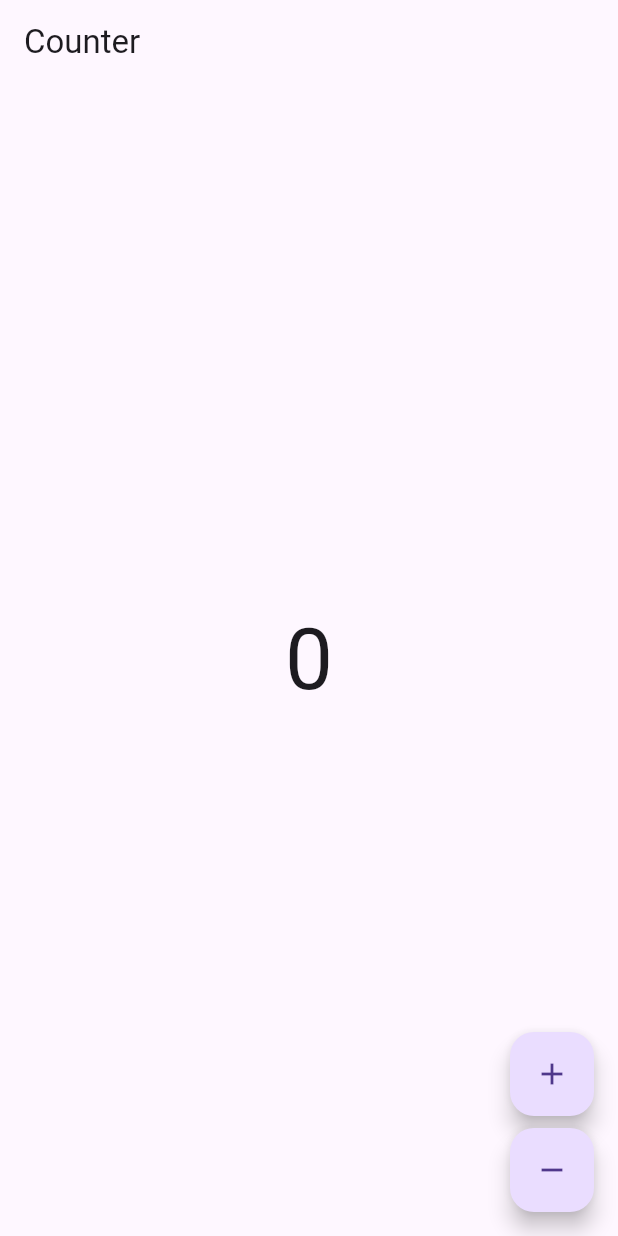
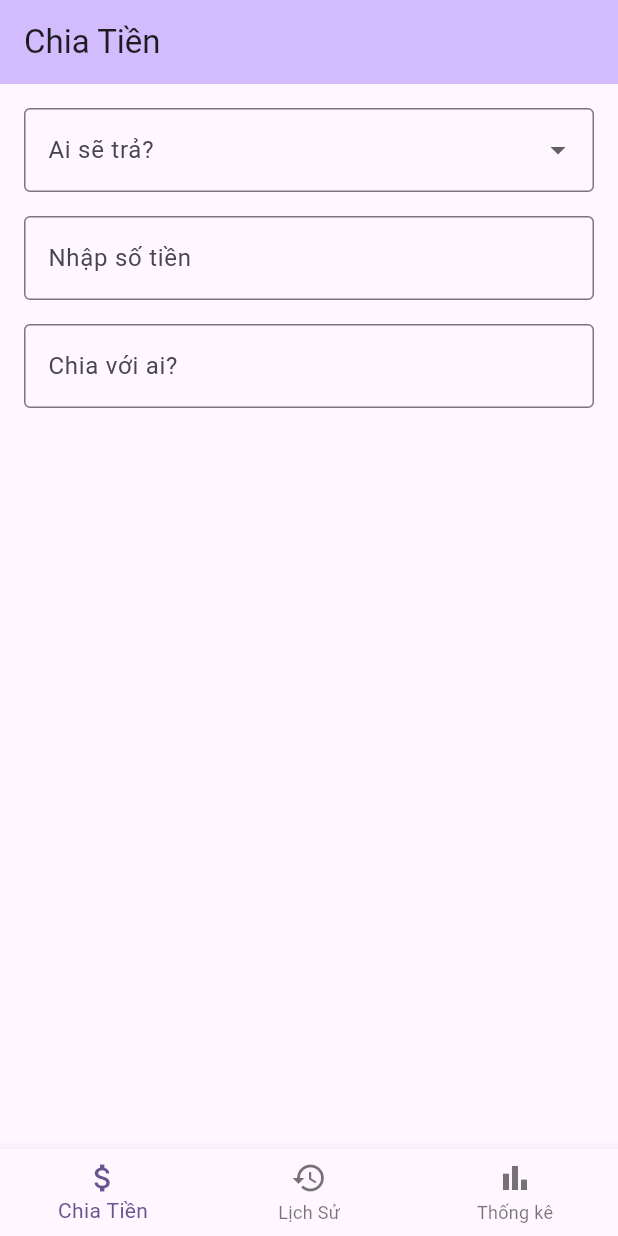
Before and after one commit to ductri09072004/track_nest, a Flutter app: the screen it shows after launch, on a phone screen of 412 x 824 dp. Run offline on Flutter 3.47's test engine with Material 3 defaults, Android fonts, the phone set to English and light mode, and no system bars; our stand-ins replace bloc; generated files the repository leaves out were written again.

Commit message:
feature:set repo and main fea

```diff
--- a/lib/app/view/app.dart
+++ b/lib/app/view/app.dart
@@ -1,6 +1,13 @@
 import 'package:flutter/material.dart';
-import 'package:testverygood/counter/counter.dart';
 import 'package:testverygood/l10n/l10n.dart';
+import '../../feature/split_money.dart';
+import '../../feature/history.dart';
+
+import '../../feature/statistical.dart';
+
+void main() {
+  runApp(const App());
+}
 
 class App extends StatelessWidget {
   const App({super.key});
@@ -8,15 +15,71 @@ class App extends StatelessWidget {
   @override
   Widget build(BuildContext context) {
     return MaterialApp(
+      title: 'Ứng dụng chia tiền',
       theme: ThemeData(
-        // appBarTheme: AppBarTheme(
-        //   backgroundColor: Theme.of(context).colorScheme.inversePrimary,
-        // ),
+        colorScheme: ColorScheme.fromSeed(seedColor: Colors.deepPurple),
         useMaterial3: true,
       ),
-      localizationsDelegates: AppLocalizations.localizationsDelegates,
-      supportedLocales: AppLocalizations.supportedLocales,
-      home: const CounterPage(),
+      home: const MainPage(),
     );
   }
 }
+
+class MainPage extends StatefulWidget {
+  const MainPage({Key? key}) : super(key: key);
+
+  @override
+  State<MainPage> createState() => _MainPageState();
+}
+
+class _MainPageState extends State<MainPage> {
+  int _currentIndex = 0;
+
+  // Danh sách các trang con, thêm trang "Thống kê"
+  final List<Widget> _pages = [
+    const SplitMoneyPage(),
+    const HistoryPage(),
+    const StatisticalPage(), // Thêm trang Thống kê vào đây
+  ];
+
+  // Danh sách tiêu đề cho AppBar, thêm tiêu đề cho trang "Thống kê"
+  final List<String> _titles = [
+    'Chia Tiền',
+    'Lịch Sử',
+    'Thống kê', // Thêm tiêu đề cho trang Thống kê
+  ];
+
+  @override
+  Widget build(BuildContext context) {
+    return Scaffold(
+      appBar: AppBar(
+        title: Text(_titles[_currentIndex]),
+        backgroundColor: Theme.of(context).colorScheme.inversePrimary,
+      ),
+      body: _pages[_currentIndex],
+      bottomNavigationBar: BottomNavigationBar(
+        currentIndex: _currentIndex,
+        onTap: (index) {
+          setState(() {
+            _currentIndex = index;
+          });
+        },
+        items: const [
+          BottomNavigationBarItem(
+            icon: Icon(Icons.attach_money),
+            label: 'Chia Tiền',
+          ),
+          BottomNavigationBarItem(
+            icon: Icon(Icons.history),
+            label: 'Lịch Sử',
+          ),
+          BottomNavigationBarItem(
+            // Thêm mục cho trang Thống kê
+            icon: Icon(Icons.bar_chart),
+            label: 'Thống kê',
+          ),
+        ],
+      ),
+    );
+  }
+}
--- a/lib/counter/counter.dart
+++ /dev/null
@@ -1,2 +0,0 @@
-export 'cubit/counter_cubit.dart';
-export 'view/counter_page.dart';
--- a/lib/counter/cubit/counter_cubit.dart
+++ /dev/null
@@ -1,8 +0,0 @@
-import 'package:bloc/bloc.dart';
-
-class CounterCubit extends Cubit<int> {
-  CounterCubit() : super(0);
-
-  void increment() => emit(state + 1);
-  void decrement() => emit(state - 1);
-}
--- a/lib/counter/view/counter_page.dart
+++ /dev/null
@@ -1,55 +0,0 @@
-import 'package:flutter/material.dart';
-import 'package:flutter_bloc/flutter_bloc.dart';
-import 'package:testverygood/counter/counter.dart';
-import 'package:testverygood/l10n/l10n.dart';
-
-class CounterPage extends StatelessWidget {
-  const CounterPage({super.key});
-
-  @override
-  Widget build(BuildContext context) {
-    return BlocProvider(
-      create: (_) => CounterCubit(),
-      child: const CounterView(),
-    );
-  }
-}
-
-class CounterView extends StatelessWidget {
-  const CounterView({super.key});
-
-  @override
-  Widget build(BuildContext context) {
-    final l10n = context.l10n;
-    return Scaffold(
-      appBar: AppBar(title: Text(l10n.counterAppBarTitle)),
-      body: const Center(child: CounterText()),
-      floatingActionButton: Column(
-        mainAxisAlignment: MainAxisAlignment.end,
-        crossAxisAlignment: CrossAxisAlignment.end,
-        children: [
-          FloatingActionButton(
-            onPressed: () => context.read<CounterCubit>().increment(),
-            child: const Icon(Icons.add),
-          ),
-          const SizedBox(height: 8),
-          FloatingActionButton(
-            onPressed: () => context.read<CounterCubit>().decrement(),
-            child: const Icon(Icons.remove),
-          ),
-        ],
-      ),
-    );
-  }
-}
-
-class CounterText extends StatelessWidget {
-  const CounterText({super.key});
-
-  @override
-  Widget build(BuildContext context) {
-    final theme = Theme.of(context);
-    final count = context.select((CounterCubit cubit) => cubit.state);
-    return Text('$count', style: theme.textTheme.displayLarge);
-  }
-}
--- /dev/null
+++ b/lib/feature/split_money.dart
@@ -0,0 +1,152 @@
+import 'package:flutter/material.dart';
+
+class SplitMoneyPage extends StatefulWidget {
+  const SplitMoneyPage({Key? key}) : super(key: key);
+
+  @override
+  State<SplitMoneyPage> createState() => _SplitMoneyPageState();
+}
+
+class _SplitMoneyPageState extends State<SplitMoneyPage> {
+  final TextEditingController _payerController = TextEditingController();
+  final TextEditingController _amountController = TextEditingController();
+  final TextEditingController _noteController = TextEditingController();
+  final List<String> _people = ['Người A', 'Người B', 'Người C', 'Người D'];
+  String _payer = '';
+  final Set<String> _selectedSharedWith = {};
+  String _result = '';
+
+  void _autoCalculateSplit() {
+    final double? amount = double.tryParse(_amountController.text);
+    if (amount != null && _selectedSharedWith.isNotEmpty) {
+      final int peopleCount = _selectedSharedWith.length;
+      final double splitAmount = amount / peopleCount;
+      setState(() {
+        _result =
+            'Mỗi người cần trả: ${splitAmount.toStringAsFixed(2)} VND\n(Chia cho: ${_selectedSharedWith.join(", ")})';
+      });
+    } else {
+      setState(() {
+        _result = 'Chưa đủ thông tin để tính tiền chia.';
+      });
+    }
+  }
+
+  void _showSharedWithPicker() async {
+    final Set<String> tempSelected = {..._selectedSharedWith};
+
+    final Set<String>? selected = await showDialog<Set<String>>(
+      context: context,
+      builder: (BuildContext context) {
+        return StatefulBuilder(
+          builder: (BuildContext context, StateSetter dialogSetState) {
+            return AlertDialog(
+              title: const Text('Chọn người chia tiền'),
+              content: Column(
+                mainAxisSize: MainAxisSize.min,
+                children: _people.map((person) {
+                  return CheckboxListTile(
+                    title: Text(person),
+                    value: tempSelected.contains(person),
+                    onChanged: (bool? isChecked) {
+                      dialogSetState(() {
+                        if (isChecked == true) {
+                          tempSelected.add(person);
+                        } else {
+                          tempSelected.remove(person);
+                        }
+                      });
+                    },
+                  );
+                }).toList(),
+              ),
+              actions: [
+                TextButton(
+                  onPressed: () {
+                    Navigator.pop(context, tempSelected);
+                  },
+                  child: const Text('Xong'),
+                ),
+              ],
+            );
+          },
+        );
+      },
+    );
+
+    if (selected != null) {
+      setState(() {
+        _selectedSharedWith.clear();
+        _selectedSharedWith.addAll(selected);
+      });
+      _autoCalculateSplit();
+    }
+  }
+
+  @override
+  Widget build(BuildContext context) {
+    return Padding(
+      padding: const EdgeInsets.all(16.0),
+      child: Column(
+        crossAxisAlignment: CrossAxisAlignment.start,
+        children: [
+          DropdownButtonFormField<String>(
+            value: _payer.isNotEmpty ? _payer : null,
+            items: _people.map((person) {
+              return DropdownMenuItem(
+                value: person,
+                child: Text(person),
+              );
+            }).toList(),
+            onChanged: (value) {
+              setState(() {
+                _payer = value ?? '';
+              });
+              _autoCalculateSplit();
+            },
+            decoration: const InputDecoration(
+              labelText: 'Ai sẽ trả?',
+              border: OutlineInputBorder(),
+            ),
+          ),
+          const SizedBox(height: 16),
+          TextField(
+            controller: _amountController,
+            keyboardType: TextInputType.number,
+            decoration: const InputDecoration(
+              labelText: 'Nhập số tiền',
+              border: OutlineInputBorder(),
+            ),
+            onChanged: (value) {
+              _autoCalculateSplit();
+            },
+          ),
+          const SizedBox(height: 16),
+          TextField(
+            readOnly: true,
+            onTap: _showSharedWithPicker,
+            decoration: InputDecoration(
+              labelText: _selectedSharedWith.isEmpty
+                  ? 'Chia với ai?'
+                  : 'Chia với: ${_selectedSharedWith.join(", ")}',
+              border: const OutlineInputBorder(),
+            ),
+          ),
+          const SizedBox(height: 16),
+          // TextField(
+          //   controller: _noteController,
+          //   decoration: const InputDecoration(
+          //     labelText: 'Ghi chú',
+          //     border: OutlineInputBorder(),
+          //   ),
+          // ),
+          const SizedBox(height: 16),
+          Text(
+            _result,
+            style: Theme.of(context).textTheme.headlineSmall,
+          ),
+        ],
+      ),
+    );
+  }
+}
```
Also changed, not shown: lib/feature/history.dart (added, +15 -0 lines), lib/feature/people.dart (added, +15 -0 lines), lib/feature/statistical.dart (added, +15 -0 lines), 3 other files.
